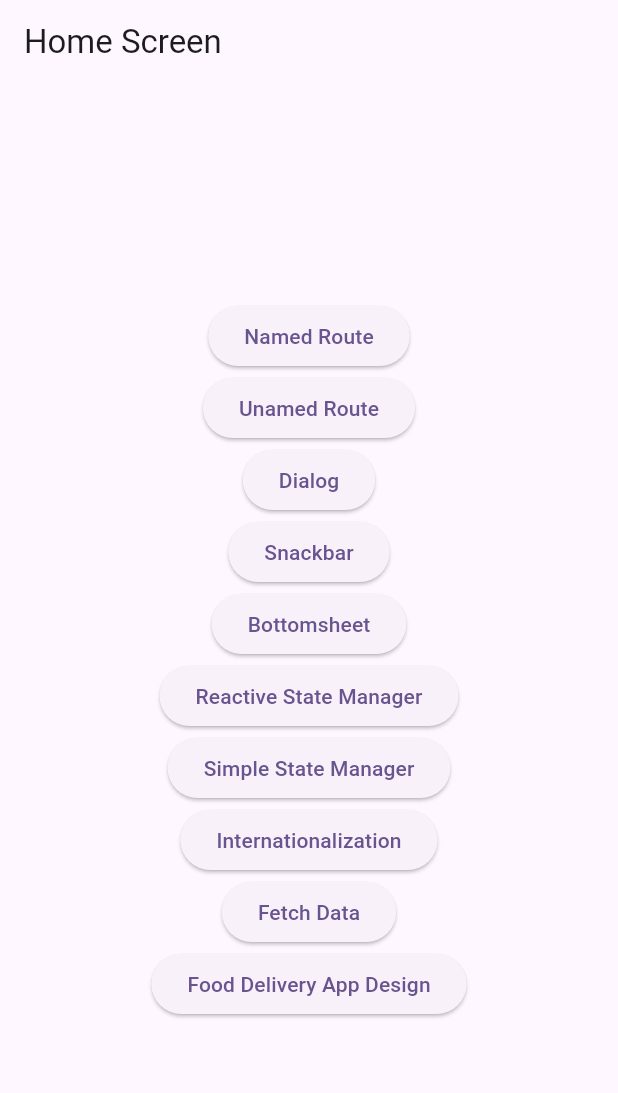
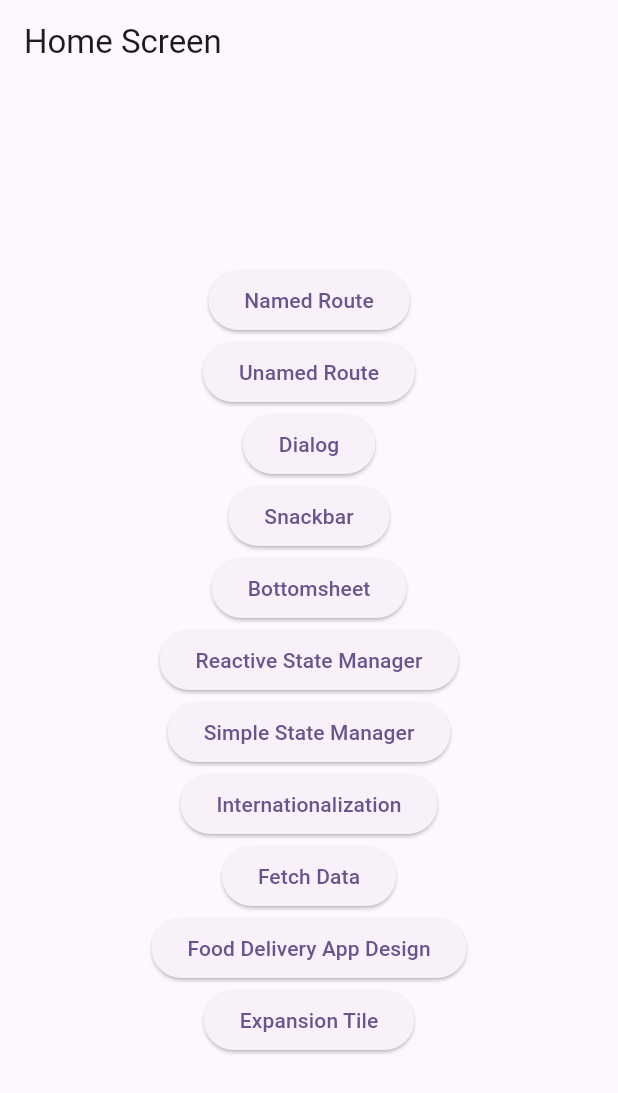
Before and after one commit to Zianur-6am/Flutter-Getx, a Flutter app: the screen it shows after launch, on a phone screen of 412 x 824 dp. Shown: the top 1093 px of the screen. Run offline on Flutter 3.47's test engine with Material 3 defaults, Android fonts, the phone set to English and light mode, and no system bars; our stand-ins replace cached_network_image, carousel_slider, get.

Commit message:
Feat: Implemented a Custom Expand Tile

```diff
--- a/lib/home.dart
+++ b/lib/home.dart
@@ -119,6 +119,15 @@ class _HomeState extends State<Home> {
               },
               child: const Text("Food Delivery App Design"),
             ),
+
+            ElevatedButton(
+              onPressed: (){
+                Get.toNamed(
+                    "/exptl"
+                );
+              },
+              child: const Text("Expansion Tile"),
+            ),
         ],),
       ),
     );
--- a/lib/main.dart
+++ b/lib/main.dart
@@ -1,16 +1,16 @@
 import 'package:flutter/material.dart';
-import 'package:flutter_getx/Food_Delivery_App_Design/features/home/screens/fd_home.dart';
 import 'package:flutter_getx/Internationalization/ihome.dart';
 import 'package:flutter_getx/Internationalization/messages.dart';
 import 'package:flutter_getx/fetchapidata/productmodule/views/product_list_view.dart';
+import 'package:flutter_getx/route_navigation/named_navigation/route_home.dart';
+import 'package:flutter_getx/route_navigation/named_navigation/screen1.dart';
+import 'package:flutter_getx/route_navigation/named_navigation/screen2.dart';
+import 'package:flutter_getx/route_navigation/named_navigation/unknown_route.dart';
+import 'package:flutter_getx/route_navigation/un_named_navigation/page1.dart';
 import 'package:flutter_getx/state_management/reactive_state_manager/reactive_sm.dart';
 import 'package:flutter_getx/state_management/simple_state_manager/simple_sm.dart';
 import 'package:flutter_getx/widgets/bottom_sheet.dart';
-import 'package:flutter_getx/widgets/route_navigation/named_navigation/route_home.dart';
-import 'package:flutter_getx/widgets/route_navigation/named_navigation/screen1.dart';
-import 'package:flutter_getx/widgets/route_navigation/named_navigation/screen2.dart';
-import 'package:flutter_getx/widgets/route_navigation/named_navigation/unknown_route.dart';
-import 'package:flutter_getx/widgets/route_navigation/un_named_navigation/page1.dart';
+import 'package:flutter_getx/widgets/expantion_tile.dart';
 import 'package:flutter_getx/widgets/show_dialog.dart';
 import 'package:flutter_getx/widgets/snackbar.dart';
 import 'package:get/get.dart';
@@ -64,6 +64,7 @@ class MyApp extends StatelessWidget {
         GetPage(name: '/ihome', page: () => Ihome()),
         GetPage(name: '/plv', page: () => ProductListView()),
         GetPage(name: '/fdhome', page: () => BottomNavBar()),
+        GetPage(name: '/exptl', page: () => ExpantionTileExample()),
       ],
       //to use unknownroute initialRoute cannot be /
       unknownRoute: GetPage(name: '/notfound', page: () => UnknownRoute()),
--- a/lib/widgets/route_navigation/un_named_navigation/page1.dart
+++ b/lib/route_navigation/un_named_navigation/page1.dart
@@ -1,5 +1,5 @@
 import 'package:flutter/material.dart';
-import 'package:flutter_getx/widgets/route_navigation/un_named_navigation/page2.dart';
+import 'package:flutter_getx/route_navigation/un_named_navigation/page2.dart';
 import 'package:get/get.dart';
 import 'package:get/get_core/src/get_main.dart';
 
--- a/lib/widgets/bottom_sheet.dart
+++ b/lib/widgets/bottom_sheet.dart
@@ -1,5 +1,5 @@
 import 'package:flutter/material.dart';
-import 'package:flutter_getx/widgets/route_navigation/un_named_navigation/page1.dart';
+import 'package:flutter_getx/route_navigation/un_named_navigation/page1.dart';
 import 'package:get/get.dart';
 
 class BottomSheetClass extends StatelessWidget {
```
Also changed, not shown: lib/route_navigation/named_navigation/route_home.dart (renamed from lib/widgets/route_navigation/named_navigation/route_home.dart), lib/route_navigation/named_navigation/screen1.dart (renamed from lib/widgets/route_navigation/named_navigation/screen1.dart), lib/route_navigation/named_navigation/screen2.dart (renamed from lib/widgets/route_navigation/named_navigation/screen2.dart), lib/route_navigation/named_navigation/unknown_route.dart (renamed from lib/widgets/route_navigation/named_navigation/unknown_route.dart), lib/route_navigation/un_named_navigation/page2.dart (renamed from lib/widgets/route_navigation/un_named_navigation/page2.dart).
